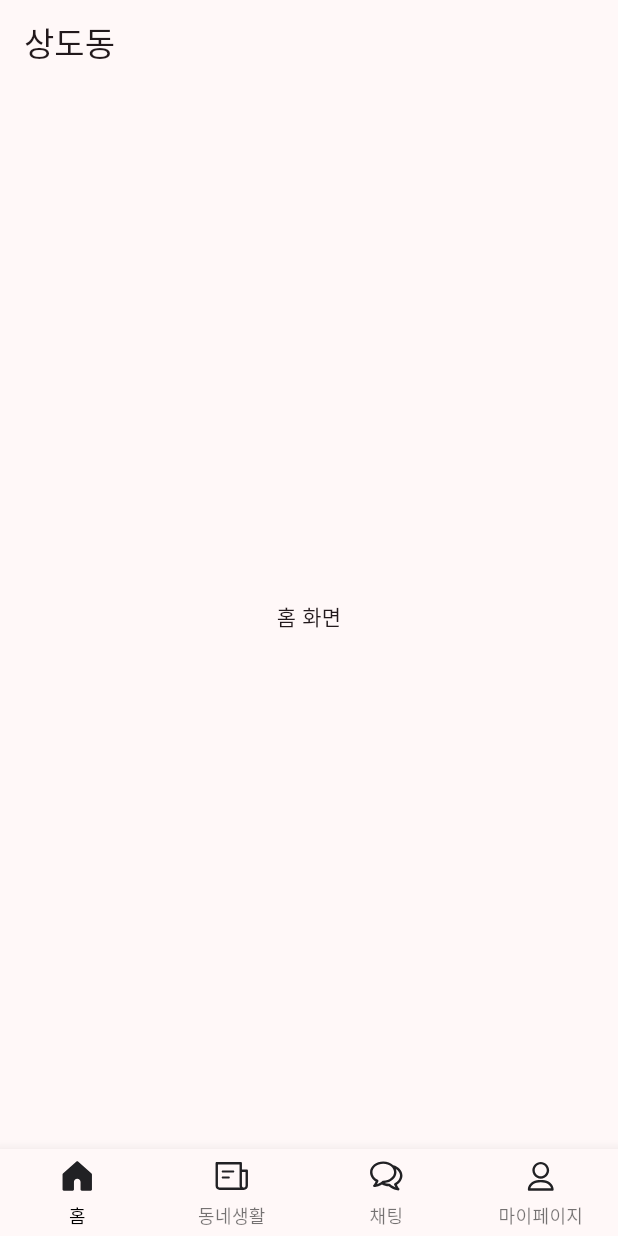
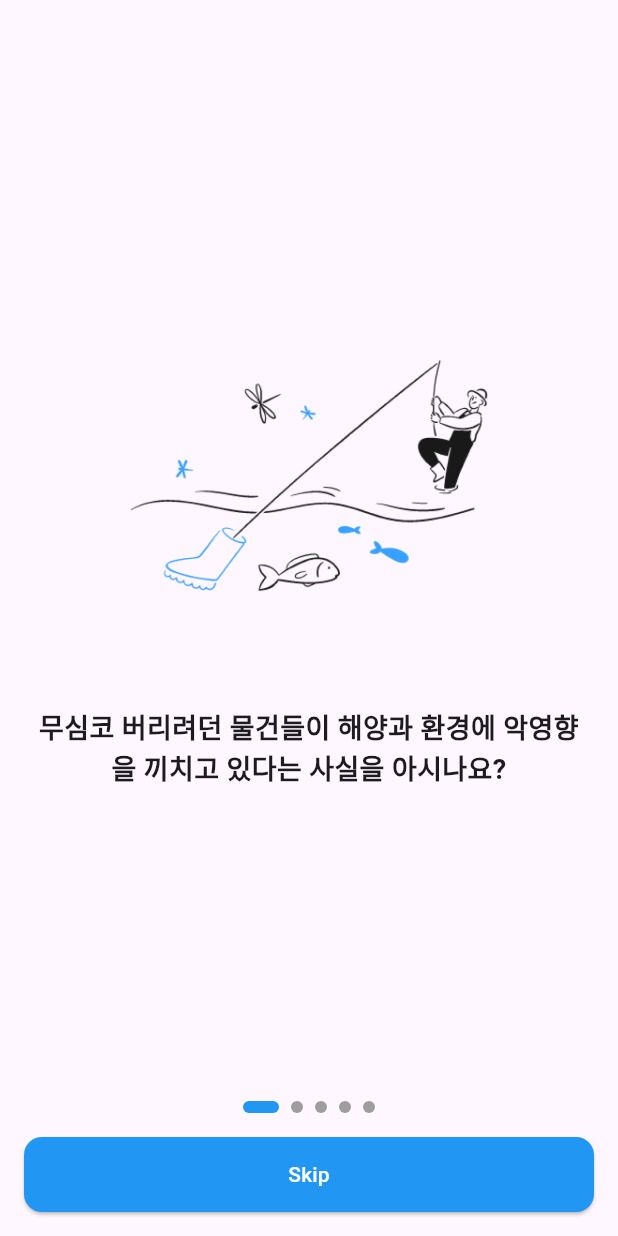
Before and after one commit to gdsc-ssu/anbd-app, a Flutter app: the screen it shows after launch, on a phone screen of 412 x 824 dp. Run offline on Flutter 3.47's test engine with Material 3 defaults, Android fonts, the phone set to English and light mode, and no system bars; drawn by our look-alikes of smooth_page_indicator; our stand-ins replace flutter_svg, shared_preferences.

Commit message:
[feat] onboarding 화면 초기 구현

```diff
--- a/lib/main.dart
+++ b/lib/main.dart
@@ -1,36 +1,40 @@
 import 'package:flutter/material.dart';
 import 'package:provider/provider.dart';
-import 'package:andb/screens/home/home_viewmodel.dart';
+import 'package:shared_preferences/shared_preferences.dart';
+import 'package:andb/screens/onboarding/onboarding_viewmodel.dart';
+import 'package:andb/screens/onboarding/onboarding_view.dart';
 import 'package:andb/screens/home/home_screen.dart';
 
-void main() {
+void main() async {
+  WidgetsFlutterBinding.ensureInitialized();
+  final prefs = await SharedPreferences.getInstance();
+  final bool isOnboardingCompleted = prefs.getBool('isOnboardingCompleted') ?? false;
+
   runApp(
     MultiProvider(
       providers: [
-        ChangeNotifierProvider(create: (_) => HomeViewModel()), // ✅ ViewModel 주입
+        ChangeNotifierProvider(create: (_) => OnboardingViewModel()),
       ],
-      child: const MyApp(),
+      child: MyApp(startScreen: isOnboardingCompleted ? const HomeScreen() : const OnboardingScreen()),
     ),
   );
 }
 
 class MyApp extends StatelessWidget {
-  const MyApp({super.key});
+  final Widget startScreen;
+
+  const MyApp({super.key, required this.startScreen});
 
   @override
   Widget build(BuildContext context) {
     return MaterialApp(
-      debugShowCheckedModeBanner: false, // 디버그 배너 제거
+      debugShowCheckedModeBanner: false,
       title: 'Flutter MVVM Demo',
       theme: ThemeData(
         brightness: Brightness.light,
-        colorScheme: ColorScheme.fromSeed(
-          seedColor: Colors.black, // ✅ 기본 색상 지정
-          brightness: Brightness.light, // ✅ 라이트 모드 적용
-        ),
         useMaterial3: true,
       ),
-      home: HomeScreen(), // ✅ MVVM 구조에 맞게 HomeScreen으로 변경
+      home: startScreen, // ✅ 온보딩 완료 여부에 따라 시작 화면 설정
     );
   }
 }
--- a/lib/models/onboarding_model.dart
+++ b/lib/models/onboarding_model.dart
@@ -10,7 +10,7 @@ class OnboardingInfo {
 class OnboardingItems {
   static String basePath = "assets/images/onboarding";
 
-  List<OnboardingInfo> items = [
+  static final List<OnboardingInfo> items = [
     OnboardingInfo(
         content: "무심코 버리려던 물건들이 해양과 환경에 악영향을 끼치고 있다는 사실을 아시나요?",
         image: "$basePath/onboarding1.png"),
--- a/lib/screens/onboarding/onboarding_view.dart
+++ b/lib/screens/onboarding/onboarding_view.dart
@@ -0,0 +1,88 @@
+import 'package:flutter/material.dart';
+import 'package:provider/provider.dart';
+import 'package:andb/screens/onboarding/onboarding_viewmodel.dart';
+import 'package:andb/models/onboarding_model.dart';
+import 'package:smooth_page_indicator/smooth_page_indicator.dart';
+
+class OnboardingScreen extends StatelessWidget {
+  const OnboardingScreen({super.key});
+
+  @override
+  Widget build(BuildContext context) {
+    return ChangeNotifierProvider(
+      create: (_) => OnboardingViewModel(),
+      child: Consumer<OnboardingViewModel>(
+        builder: (context, viewModel, child) {
+          return Scaffold(
+            body: Column(
+              children: [
+                Expanded(
+                  child: PageView.builder(
+                    controller: viewModel.pageController,
+                    itemCount: viewModel.onboardingItems.length,
+                    onPageChanged: viewModel.updatePage,
+                    itemBuilder: (context, index) {
+                      final item = viewModel.onboardingItems[index];
+                      return _buildOnboardingPage(item);
+                    },
+                  ),
+                ),
+                _buildBottomNavigation(viewModel, context),
+              ],
+            ),
+          );
+        },
+      ),
+    );
+  }
+
+  Widget _buildOnboardingPage(OnboardingInfo item) {
+    return Padding(
+      padding: const EdgeInsets.symmetric(horizontal: 24),
+      child: Column(
+        mainAxisAlignment: MainAxisAlignment.center,
+        children: [
+          Image.asset(item.image, height: 250),
+          const SizedBox(height: 30),
+          Text(
+            item.content,
+            textAlign: TextAlign.center,
+            style: const TextStyle(fontSize: 18, fontWeight: FontWeight.bold),
+          ),
+        ],
+      ),
+    );
+  }
+
+  Widget _buildBottomNavigation(OnboardingViewModel viewModel, BuildContext context) {
+    return Padding(
+      padding: const EdgeInsets.all(16.0),
+      child: Column(
+        children: [
+          SmoothPageIndicator(
+            controller: viewModel.pageController,
+            count: viewModel.onboardingItems.length,
+            effect: const ExpandingDotsEffect(
+              activeDotColor: Colors.blue,
+              dotColor: Colors.grey,
+              dotHeight: 8,
+              dotWidth: 8,
+            ),
+          ),
+          const SizedBox(height: 16),
+          ElevatedButton(
+            onPressed: () => viewModel.completeOnboarding(context), // ✅ 온보딩 완료 처리
+            style: ElevatedButton.styleFrom(
+              backgroundColor: Colors.blue,
+              minimumSize: const Size(double.infinity, 50),
+              shape: RoundedRectangleBorder(
+                borderRadius: BorderRadius.circular(12),
+              ),
+            ),
+            child: const Text("Skip", style: TextStyle(color: Colors.white)),
+          ),
+        ],
+      ),
+    );
+  }
+}
--- /dev/null
+++ b/lib/screens/onboarding/onboarding_viewmodel.dart
@@ -0,0 +1,40 @@
+import 'package:flutter/material.dart';
+import 'package:shared_preferences/shared_preferences.dart';
+import 'package:andb/models/onboarding_model.dart';
+
+class OnboardingViewModel extends ChangeNotifier {
+  final PageController _pageController = PageController();
+  int _currentPage = 0;
+
+  PageController get pageController => _pageController;
+  int get currentPage => _currentPage;
+  List<OnboardingInfo> get onboardingItems => OnboardingItems.items;
+
+  void updatePage(int index) {
+    _currentPage = index;
+    notifyListeners();
+  }
+
+  void nextPage() {
+    if (_currentPage < onboardingItems.length - 1) {
+      _pageController.animateToPage(
+        _currentPage + 1,
+        duration: const Duration(milliseconds: 300),
+        curve: Curves.easeInOut,
+      );
+    }
+  }
+
+  Future<void> completeOnboarding(BuildContext context) async {
+    final prefs = await SharedPreferences.getInstance();
+    await prefs.setBool('isOnboardingCompleted', true);
+
+    // ✅ 온보딩 완료 후 홈 화면으로 이동
+    Navigator.pushReplacementNamed(context, "/home");
+  }
+
+  Future<bool> isOnboardingCompleted() async {
+    final prefs = await SharedPreferences.getInstance();
+    return prefs.getBool('isOnboardingCompleted') ?? false;
+  }
+}
--- a/pubspec.yaml
+++ b/pubspec.yaml
@@ -38,6 +38,7 @@ dependencies:
   # The following adds the Cupertino Icons font to your application.
   # Use with the CupertinoIcons class for iOS style icons.
   cupertino_icons: ^1.0.6
+  shared_preferences: ^2.2.2
   smooth_page_indicator: ^1.2.0+3
 
 dev_dependencies:
@@ -64,7 +65,7 @@ flutter:
 
   assets:
     - assets/svg/
-    - assets/images/
+    - assets/images/onboarding/
 
   # To add assets to your application, add an assets section, like this:
   # assets:
```
Also changed, not shown: pubspec.lock, 10 other files.
